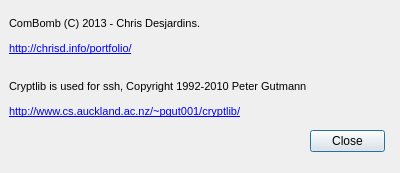
First picture: the form in ComBombGui/aboutdialog.ui, repository cdesjardins/ComBomb, before the edit.
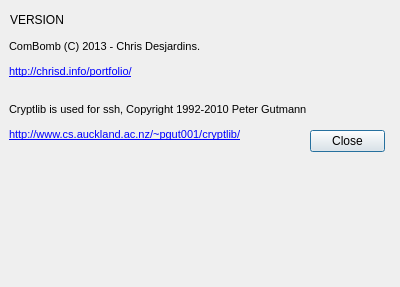
Second picture: the form after the edit. Icons and pictures are not drawn.

What changed in the file:
```diff
--- a/ComBombGui/aboutdialog.ui
+++ b/ComBombGui/aboutdialog.ui
@@ -10,7 +10,7 @@
     <x>0</x>
     <y>0</y>
     <width>400</width>
-    <height>173</height>
+    <height>287</height>
    </rect>
   </property>
   <property name="focusPolicy">
@@ -46,7 +46,7 @@
    <property name="geometry">
     <rect>
      <x>9</x>
-     <y>17</y>
+     <y>40</y>
      <width>297</width>
      <height>101</height>
     </rect>
@@ -94,6 +94,19 @@
 &lt;p style=&quot; margin-top:0px; margin-bottom:0px; margin-left:0px; margin-right:0px; -qt-block-indent:0; text-indent:0px;&quot;&gt;&lt;img src=&quot;:/images/ComBomb64.png&quot; /&gt;&lt;/p&gt;&lt;/body&gt;&lt;/html&gt;</string>
    </property>
   </widget>
+  <widget class="QLabel" name="versionLabel">
+   <property name="geometry">
+    <rect>
+     <x>10</x>
+     <y>10</y>
+     <width>301</width>
+     <height>20</height>
+    </rect>
+   </property>
+   <property name="text">
+    <string>VERSION</string>
+   </property>
+  </widget>
  </widget>
  <resources>
   <include location="ComBomb.qrc"/>
```
